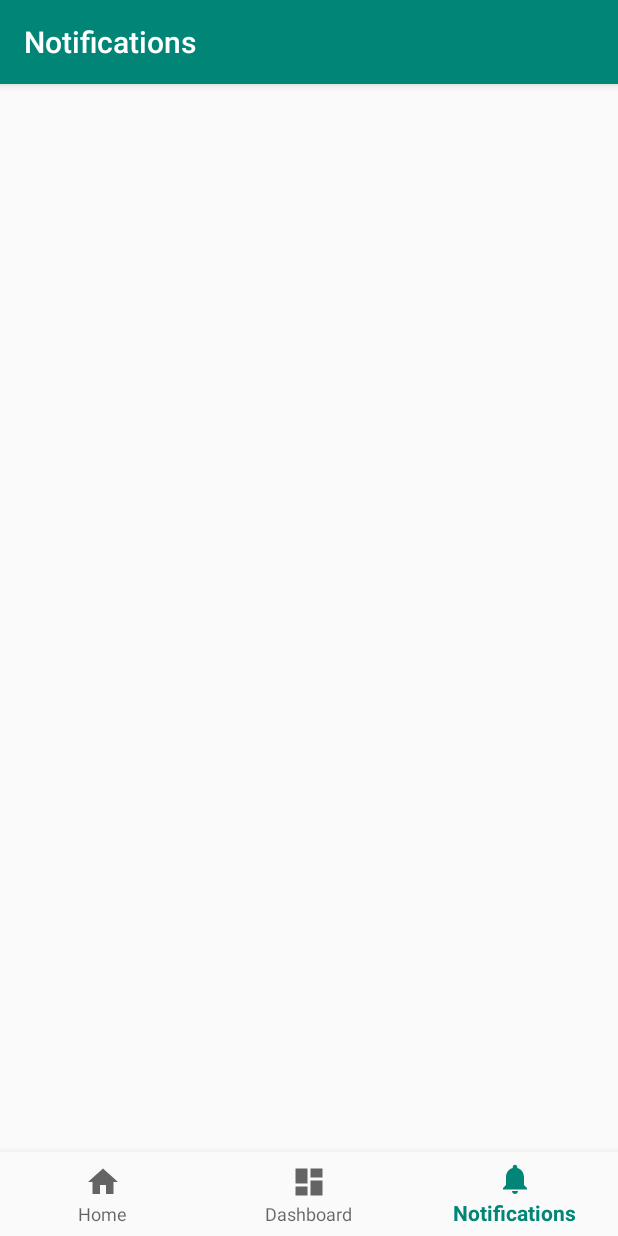
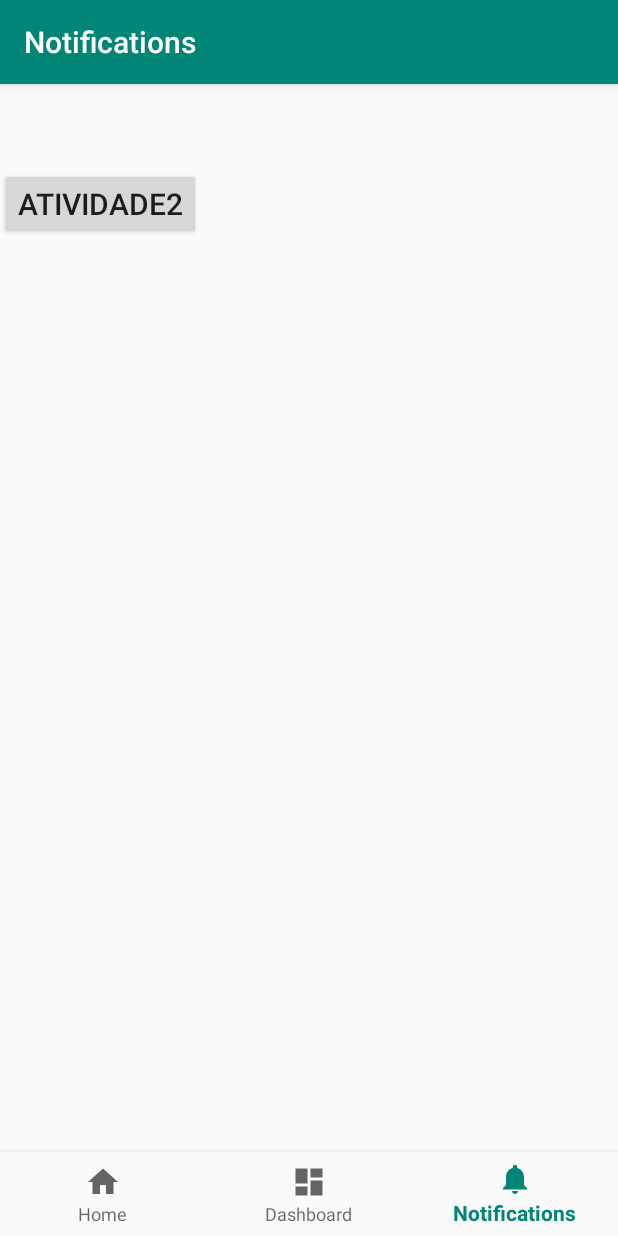
Before and after one commit to helderdias15/Smart-cities-anomalies, an Android app: the NotificationsFragment screen opened through its navigation route, on a phone screen of 412 x 824 dp. Run offline under Robolectric (Android 15) with nearby library versions, the phone set to English and light mode, and no system bars; our stand-ins replace navigation-ui; 1 statement that could not run was skipped.

```diff
--- a/app/src/main/java/com/example/smartcitiesanomalies/MainActivity.kt
+++ b/app/src/main/java/com/example/smartcitiesanomalies/MainActivity.kt
@@ -1,6 +1,8 @@
 package com.example.smartcitiesanomalies
 
+import android.content.Intent
 import android.os.Bundle
+import android.widget.Button
 import com.google.android.material.bottomnavigation.BottomNavigationView
 import androidx.appcompat.app.AppCompatActivity
 import androidx.navigation.findNavController
@@ -18,12 +20,18 @@ class MainActivity : AppCompatActivity() {
         val navController = findNavController(R.id.nav_host_fragment)
         // Passing each menu ID as a set of Ids because each
         // menu should be considered as top level destinations.
-        val appBarConfiguration = AppBarConfiguration(
+        val appBarConfiguration= AppBarConfiguration(
             setOf(
                 R.id.navigation_home, R.id.navigation_dashboard, R.id.navigation_notifications
             )
         )
         setupActionBarWithNavController(navController, appBarConfiguration)
         navView.setupWithNavController(navController)
+
+       val botao = findViewById<Button>(R.id.ir_atividade2)
+        botao.setOnClickListener {
+            val intent = Intent(this , NotasActivity::class.java)
+            startActivity(intent)
+        }
     }
 }
--- a/app/src/main/java/com/example/smartcitiesanomalies/ui/dashboard/DashboardFragment.kt
+++ b/app/src/main/java/com/example/smartcitiesanomalies/ui/dashboard/DashboardFragment.kt
@@ -1,16 +1,20 @@
 package com.example.smartcitiesanomalies.ui.dashboard
 
+import android.content.Intent
 import android.os.Bundle
 import android.view.LayoutInflater
 import android.view.View
 import android.view.ViewGroup
+import android.widget.Button
 import android.widget.TextView
 import androidx.fragment.app.Fragment
 import androidx.lifecycle.Observer
 import androidx.lifecycle.ViewModelProviders
+import com.example.smartcitiesanomalies.NotasActivity
 import com.example.smartcitiesanomalies.R
 
 class DashboardFragment : Fragment() {
+
 
     private lateinit var dashboardViewModel: DashboardViewModel
 
@@ -27,5 +31,6 @@ class DashboardFragment : Fragment() {
             textView.text = it
         })
         return root
+
     }
 }
--- a/app/src/main/java/com/example/smartcitiesanomalies/ui/dashboard/DashboardViewModel.kt
+++ b/app/src/main/java/com/example/smartcitiesanomalies/ui/dashboard/DashboardViewModel.kt
@@ -1,8 +1,12 @@
 package com.example.smartcitiesanomalies.ui.dashboard
 
+import android.app.PendingIntent.getActivity
+import android.widget.Button
+import android.widget.Toast
 import androidx.lifecycle.LiveData
 import androidx.lifecycle.MutableLiveData
 import androidx.lifecycle.ViewModel
+import com.example.smartcitiesanomalies.R
 
 class DashboardViewModel : ViewModel() {
 
@@ -10,4 +14,6 @@ class DashboardViewModel : ViewModel() {
       //  value = "This is dashboard Fragment"
     }
     val text: LiveData<String> = _text
+
+
 }
--- a/app/src/main/java/com/example/smartcitiesanomalies/ui/notifications/NotificationsFragment.kt
+++ b/app/src/main/java/com/example/smartcitiesanomalies/ui/notifications/NotificationsFragment.kt
@@ -1,23 +1,36 @@
 package com.example.smartcitiesanomalies.ui.notifications
 
+import android.content.Intent
 import android.os.Bundle
 import android.view.LayoutInflater
 import android.view.View
 import android.view.ViewGroup
+import android.widget.Button
 import android.widget.TextView
+import android.widget.Toast
 import androidx.fragment.app.Fragment
 import androidx.lifecycle.Observer
 import androidx.lifecycle.ViewModelProviders
+import com.example.smartcitiesanomalies.AddNote
+import com.example.smartcitiesanomalies.NotasActivity
 import com.example.smartcitiesanomalies.R
 
 class NotificationsFragment : Fragment() {
 
     private lateinit var notificationsViewModel: NotificationsViewModel
 
+   /* val botao = findViewById<Button>(R.id.ir_atividade2)
+    botao.setOnClickListener
+    {
+        val intent = Intent(this, NotasActivity::class.java)
+        startActivity(intent)
+    }*/
+
     override fun onCreateView(
         inflater: LayoutInflater,
         container: ViewGroup?,
         savedInstanceState: Bundle?
+
     ): View? {
         notificationsViewModel =
             ViewModelProviders.of(this).get(NotificationsViewModel::class.java)
@@ -27,5 +40,12 @@ class NotificationsFragment : Fragment() {
             textView.text = it
         })
         return root
+
+
+           /* val intent= Intent(this,NotasActivity::class.java)
+            startActivity(intent)*/
+
+
+
     }
 }
--- a/app/src/main/java/com/example/smartcitiesanomalies/ui/notifications/NotificationsViewModel.kt
+++ b/app/src/main/java/com/example/smartcitiesanomalies/ui/notifications/NotificationsViewModel.kt
@@ -1,11 +1,13 @@
 package com.example.smartcitiesanomalies.ui.notifications
 
+import android.os.Bundle
 import androidx.lifecycle.LiveData
 import androidx.lifecycle.MutableLiveData
 import androidx.lifecycle.ViewModel
 
 class NotificationsViewModel : ViewModel() {
 
+
     private val _text = MutableLiveData<String>().apply {
       //  value = "This is notifications Fragment"
     }
--- a/app/src/main/res/layout/fragment_home.xml
+++ b/app/src/main/res/layout/fragment_home.xml
@@ -18,8 +18,6 @@
         app:layout_constraintStart_toStartOf="parent"
         app:layout_constraintTop_toTopOf="parent" />
 
-    <Button
-        android:layout_width="wrap_content"
-        android:layout_height="wrap_content"></Button>
+
 
 </androidx.constraintlayout.widget.ConstraintLayout>
--- a/app/src/main/res/layout/fragment_notifications.xml
+++ b/app/src/main/res/layout/fragment_notifications.xml
@@ -1,19 +1,22 @@
 <?xml version="1.0" encoding="utf-8"?>
 <androidx.constraintlayout.widget.ConstraintLayout xmlns:android="http://schemas.android.com/apk/res/android"
     xmlns:app="http://schemas.android.com/apk/res-auto"
+    xmlns:tools="http://schemas.android.com/tools"
     android:layout_width="match_parent"
     android:layout_height="match_parent">
 
-    <TextView
-        android:id="@+id/text_notifications"
-        android:layout_width="match_parent"
+
+
+    <Button
+        android:id="@+id/ir_atividade2"
+        android:layout_width="wrap_content"
         android:layout_height="wrap_content"
-        android:layout_marginStart="8dp"
-        android:layout_marginTop="8dp"
-        android:layout_marginEnd="8dp"
-        android:textAlignment="center"
+        android:text="atividade2"
         android:textSize="20sp"
-        app:layout_constraintEnd_toEndOf="parent"
-        app:layout_constraintStart_toStartOf="parent"
-        app:layout_constraintTop_toTopOf="parent" />
+        tools:layout_editor_absoluteX="92dp"
+        tools:layout_editor_absoluteY="290dp"
+        tools:ignore="MissingConstraints" />
+
+
+
 </androidx.constraintlayout.widget.ConstraintLayout>
```
Also changed, not shown: app/build.gradle (+54 -9 lines), app/src/main/res/layout/atividade2_layout.xml (added, +42 -0 lines), build.gradle (+16 -1 lines).
